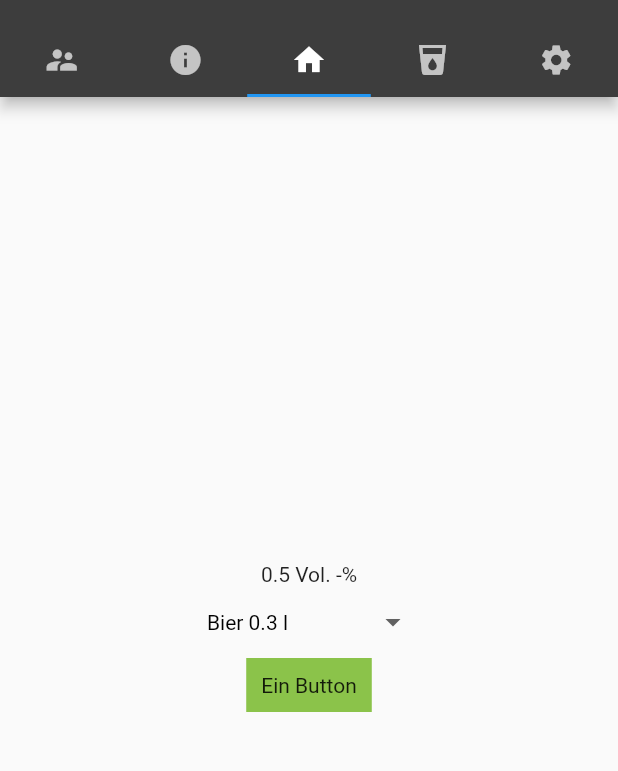
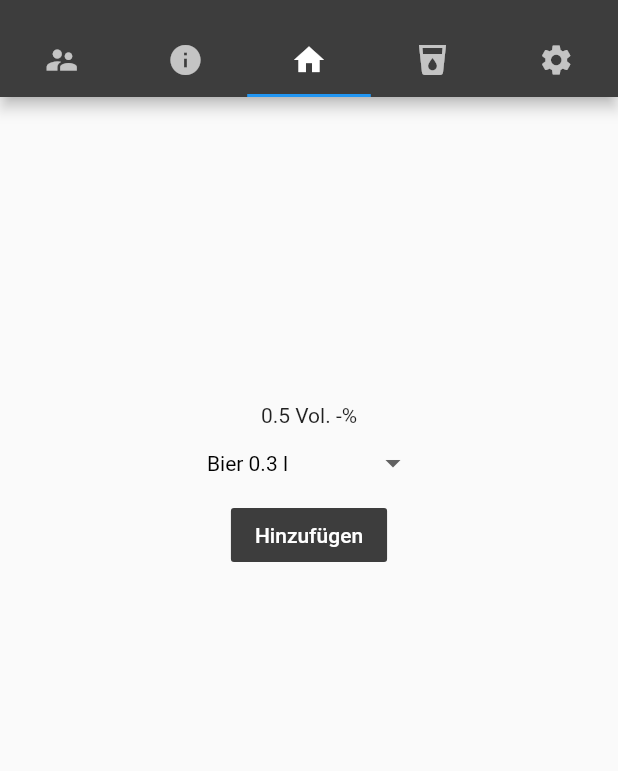
Before and after one commit to batrooxd/promillo, a Flutter app: the screen it shows after launch, tab 3 chosen, on a phone screen of 412 x 824 dp, the part 59-830 px from its top. Run offline on Flutter 3.47's test engine with Material 2 defaults, Android fonts, the phone set to English and light mode, and no system bars.

Commit message:
Pairprogramming with Ingmar

```diff
--- a/lib/classes/drinks.dart
+++ b/lib/classes/drinks.dart
@@ -1,6 +1,7 @@
 import 'package:promillo/classes/drink.dart';
 
-var drinks = [
+List<Drink> drinks = [
+  //const weil nicht verändert und normal nicht globale Variabeln machen
   Drink(name: 'Bier 0.3 l', volume: 0.5, quantity: 300),
   Drink(name: 'Bier 0.5 l', volume: 0.5, quantity: 500),
   Drink(name: 'Bier gespritzt 0.3 l', volume: 0.25, quantity: 300),
--- a/lib/tabs/main_tab/dropdown2.dart
+++ b/lib/tabs/main_tab/dropdown2.dart
@@ -1,9 +1,15 @@
 import 'package:flutter/material.dart';
+import 'package:promillo/classes/drink.dart';
+import 'package:promillo/classes/drinks.dart';
 import 'package:promillo/functions/functions.dart';
+import 'package:promillo/tabs/permillevalue_tab/permillevalue_tab.dart';
+import 'package:provider/provider.dart';
+
+import '../../main.dart';
 
 /// This is the stateful widget that the main application instantiates.
 class MyDropdownWidget2 extends StatefulWidget {
-  //MyDropdownWidget({Key key}) : super(key: key);
+  //MyDropdownWidget2({Key key}) : super(key: key);
 
   @override
   _MyDropdownWidgetState2 createState() => _MyDropdownWidgetState2();
@@ -11,41 +17,61 @@ class MyDropdownWidget2 extends StatefulWidget {
 
 /// This is the private State class that goes with MyStatefulWidget.
 class _MyDropdownWidgetState2 extends State<MyDropdownWidget2> {
-  String dropdownValue = 'Bier 0.3 l';
-  String volumeValue = '0.5';
+  //String dropdownValue = 'Bier 0.3 l';
+  //String volumeValue = '0.5';
+  Drink selectedDrink = drinks[0];
   List<String> listWithDrinks = drinksToList();
 
   @override
   Widget build(BuildContext context) {
+    return Consumer<DrinkList>(builder: (context, drinklist, _) {
+      //alles unterhalb kann jetzt auf drinklist zugreifen
       return Center(
         child: Column(
           children: [
             Container(
-            child: Text('${volumeValue} Vol. -%'),
+              child: Text('${selectedDrink.volume} Vol. -%'),
             ),
-          DropdownButton<String>(
-            value: dropdownValue,
+            DropdownButton<Drink>(
+              value: selectedDrink,
               iconSize: 24,
               style: TextStyle(color: Colors.black),
               underline: Container(
                 height: 0,
               ),
-            onChanged: (String newValue) {
-              String newVolume = giveMeVolume(newValue);
+              onChanged: (Drink drink) {
+                //String newVolume = giveMeVolume(newValue);
                 setState(() {
-                dropdownValue = newValue;
-                volumeValue = newVolume;
+                  selectedDrink = drink;
+                  //volumeValue = newVolume;
+                  //
                 });
               },
-            items: listWithDrinks.map<DropdownMenuItem<String>>((String value) {
-              return DropdownMenuItem<String>(
-                value: value,
-                child: Text(value),
+              items: drinks.map<DropdownMenuItem<Drink>>((Drink drink) {
+                return DropdownMenuItem<Drink>(
+                  value: drink,
+                  child: Text(drink.name),
                 );
               }).toList(),
+            ),
+            FlatButton(
+              color: Color(0xff3D3D3D),
+              textColor: Colors.white,
+              child: Text("Hinzufügen"),
+              onPressed: () {
+                drinklist.adddrink(selectedDrink);
+              },
+              //onPressed: () => MyPermilleValueWidget().method(),
+            ),
+            SizedBox(
+              height: 200,
+              child: Container(
+                child: MyPermilleValueWidget(),
+              ),
             ),
           ],
         ),
       );
+    });
   }
 }
--- a/lib/tabs/main_tab/main_tab.dart
+++ b/lib/tabs/main_tab/main_tab.dart
@@ -26,10 +26,10 @@ class MyMainTabWidget extends StatelessWidget {
             child: MyDropdownWidget2(),
           ),
           Container(
-            padding: EdgeInsets.all(10),
-            color: Colors.lightGreen,
-            child: Text('Ein Button'),
-          ),
+              //padding: EdgeInsets.all(10),
+              //color: Colors.lightGreen,
+              //child: Text('Ein Button'),
+              ),
         ],
       ),
     );
--- a/lib/tabs/permillevalue_tab/permillevalue_tab.dart
+++ b/lib/tabs/permillevalue_tab/permillevalue_tab.dart
@@ -1 +1,37 @@
 import 'package:flutter/material.dart';
+import 'package:provider/provider.dart';
+
+import '../../main.dart';
+
+//int counter = 0;
+
+/// This is the stateful widget that the main application instantiates.
+class MyPermilleValueWidget extends StatefulWidget {
+  //MyPermilleValueWidget({Key key}) : super(key: key);
+
+  @override
+  _MyPermilleValueWidget createState() => _MyPermilleValueWidget();
+  // method() => createState()._methodInPage2();
+}
+
+/// This is the private State class that goes with MyStatefulWidget.
+///
+class _MyPermilleValueWidget extends State<MyPermilleValueWidget> {
+  //methodInPage2() => print("method in page 2");
+
+  @override
+  Widget build(BuildContext context) {
+    //return Center(
+    return Consumer<DrinkList>(builder: (context, drinklist, _) {
+      return ListView.builder(
+          itemCount: drinklist.meineDrinkListe.length,
+          itemBuilder: (context, index) {
+            var d = drinklist.meineDrinkListe[index];
+            return ListTile(
+              title: Text(d.name),
+              subtitle: Text(d.volume.toString()),
+            );
+          });
+    });
+  }
+}
--- a/pubspec.yaml
+++ b/pubspec.yaml
@@ -21,6 +21,7 @@ environment:
   sdk: ">=2.7.0 <3.0.0"
 
 dependencies:
+  provider: ^4.3.2+2
   flutter:
     sdk: flutter
 
```
Also changed, not shown: lib/main.dart (+31 -1 lines), pubspec.lock. Lines whose indentation alone changed are shown as unchanged.
